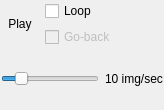
This is starviewer/src/core/qcinecontrollerbase.ui in starviewer-medical/starviewer as Qt 5 draws it before an edit. The edited form follows.
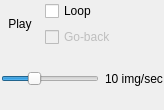
This is the edited form. Icons and pictures are not drawn.

Commit message: ENH: Reduim la màxima velocitat de 60 a 30 img/s

What changed in the file:
```diff
--- a/starviewer/src/core/qcinecontrollerbase.ui
+++ b/starviewer/src/core/qcinecontrollerbase.ui
@@ -98,7 +98,7 @@
         <number>1</number>
        </property>
        <property name="maximum" >
-        <number>60</number>
+        <number>30</number>
        </property>
        <property name="pageStep" >
         <number>1</number>
```
Left out of the diff: 60 changed lines with no effect on the pictures.
